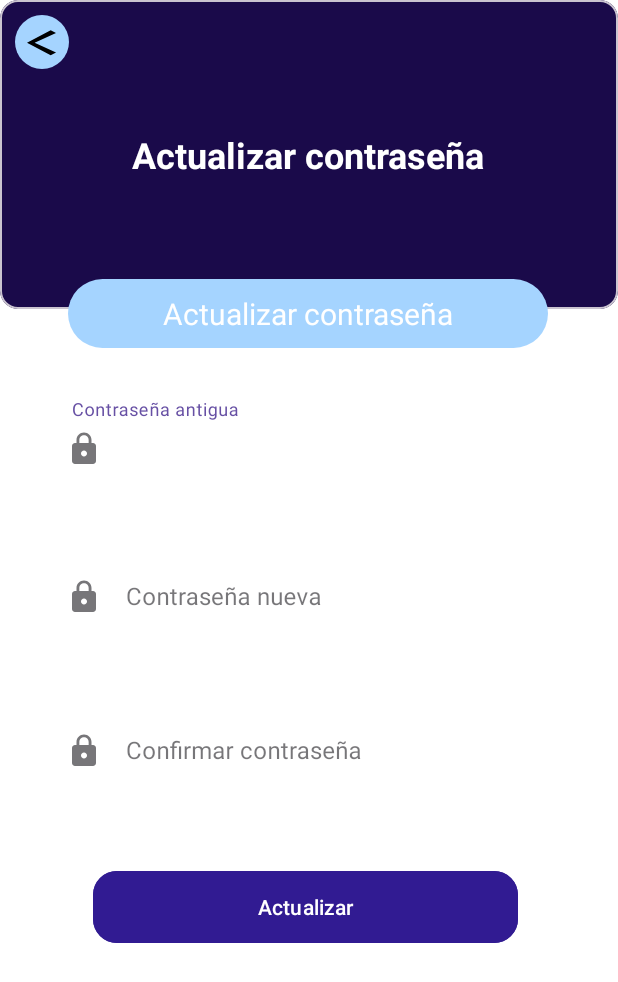
After one commit to JosehhR/AhorrApp, an Android app: the layout password_reset_screen.xml on its own in the app's theme, with its tools: preview values and no code run, on a phone screen of 412 x 824 dp. The commit adds this screen. Shown: the top 982 px of the screen. Run offline under Robolectric (Android 15) with nearby library versions, the phone set to English and light mode, and no system bars.

Commit message:
MockUps de actualizar contraseña y recuperar contraseña

```diff
--- /dev/null
+++ b/app/src/main/res/drawable/baseline_arrow_back_ios_24.xml
@@ -0,0 +1,11 @@
+<vector xmlns:android="http://schemas.android.com/apk/res/android"
+    android:height="20dp"
+    android:width="20dp"
+    android:viewportWidth="10"
+    android:viewportHeight="19"
+    android:tint="@android:color/black">
+
+    <path
+        android:fillColor="@android:color/white"
+        android:pathData="M9.67,3.87L7.9,2.1 0,10l7.9,7.9 1.77,-1.77L2.54,10z"/>
+</vector>
--- /dev/null
+++ b/app/src/main/res/layout/password_reset_screen.xml
@@ -0,0 +1,150 @@
+<?xml version="1.0" encoding="utf-8"?>
+<androidx.constraintlayout.widget.ConstraintLayout xmlns:android="http://schemas.android.com/apk/res/android"
+    xmlns:app="http://schemas.android.com/apk/res-auto" xmlns:tools="http://schemas.android.com/tools"
+    android:layout_width="match_parent"
+    android:layout_height="match_parent"
+    android:background="#FFFFFF"
+    tools:context=".LoginActivity">
+
+    <com.google.android.material.card.MaterialCardView
+        android:id="@+id/header_view"
+        android:layout_width="match_parent"
+        android:layout_height="0dp"
+        app:cardBackgroundColor="#1A0A4A"
+        app:cardElevation="0dp"
+        app:layout_constraintBottom_toBottomOf="parent"
+        app:layout_constraintEnd_toEndOf="parent"
+        app:layout_constraintHeight_percent="0.25"
+        app:layout_constraintHorizontal_bias="0.0"
+        app:layout_constraintStart_toStartOf="parent"
+        app:layout_constraintTop_toTopOf="parent"
+        app:layout_constraintVertical_bias="0.0">
+
+        <TextView
+            android:layout_width="wrap_content"
+            android:layout_height="wrap_content"
+            android:layout_gravity="center"
+            android:text="Actualizar contraseña"
+            android:textColor="@android:color/white"
+            android:textSize="24sp"
+            android:textStyle="bold"
+            tools:ignore="MissingConstraints" />
+
+        <ImageButton
+            android:layout_marginLeft="10dp"
+            android:layout_marginTop="10dp"
+            android:background="@drawable/button_background_rounded"
+            android:src="@drawable/baseline_arrow_back_ios_24"
+            android:id="@+id/button"
+            android:scaleType="centerInside"
+            android:padding="8dp"
+            android:layout_width="36dp"
+            android:layout_height="36dp" />
+
+
+    </com.google.android.material.card.MaterialCardView>
+
+    <com.google.android.material.textfield.TextInputLayout
+        android:id="@+id/old_password_input_layout"
+        style="@style/Widget.MaterialComponents.TextInputLayout.OutlinedBox"
+        android:layout_width="0dp"
+        android:layout_height="wrap_content"
+        android:layout_marginHorizontal="32dp"
+        android:hint="Contraseña antigua"
+        app:boxStrokeWidth="0dp"
+        app:boxStrokeWidthFocused="0dp"
+        app:layout_constraintBottom_toBottomOf="parent"
+        app:layout_constraintEnd_toEndOf="parent"
+        app:layout_constraintStart_toStartOf="parent"
+        app:layout_constraintTop_toTopOf="parent"
+        app:layout_constraintVertical_bias="0.349"
+        app:startIconDrawable="@drawable/ic_baseline_lock_24">
+
+        <com.google.android.material.textfield.TextInputEditText
+            android:layout_width="match_parent"
+            android:layout_height="wrap_content" />
+    </com.google.android.material.textfield.TextInputLayout>
+
+    <com.google.android.material.textfield.TextInputLayout
+        android:id="@+id/new_password_input_layout"
+        style="@style/Widget.MaterialComponents.TextInputLayout.OutlinedBox"
+        android:layout_width="0dp"
+        android:layout_height="wrap_content"
+        android:layout_marginHorizontal="32dp"
+        android:hint="Contraseña nueva"
+        app:boxStrokeWidth="0dp"
+        app:boxStrokeWidthFocused="0dp"
+        app:layout_constraintBottom_toBottomOf="parent"
+        app:layout_constraintEnd_toEndOf="parent"
+        app:layout_constraintStart_toStartOf="parent"
+        app:layout_constraintTop_toTopOf="@+id/header_view"
+        app:layout_constraintVertical_bias="0.479"
+        app:startIconDrawable="@drawable/ic_baseline_lock_24">
+
+        <com.google.android.material.textfield.TextInputEditText
+            android:layout_width="match_parent"
+            android:layout_height="wrap_content" />
+    </com.google.android.material.textfield.TextInputLayout>
+
+    <com.google.android.material.textfield.TextInputLayout
+        android:id="@+id/new_password_confirm_input_layout"
+        style="@style/Widget.MaterialComponents.TextInputLayout.OutlinedBox"
+        android:layout_width="0dp"
+        android:layout_height="wrap_content"
+        android:layout_marginHorizontal="32dp"
+        android:hint="Confirmar contraseña"
+        app:boxStrokeWidth="0dp"
+        app:boxStrokeWidthFocused="0dp"
+        app:layout_constraintBottom_toBottomOf="parent"
+        app:layout_constraintEnd_toEndOf="parent"
+        app:layout_constraintStart_toStartOf="parent"
+        app:layout_constraintTop_toTopOf="parent"
+        app:layout_constraintVertical_bias="0.613"
+        app:startIconDrawable="@drawable/ic_baseline_lock_24">
+
+        <com.google.android.material.textfield.TextInputEditText
+            android:layout_width="match_parent"
+            android:layout_height="wrap_content" />
+    </com.google.android.material.textfield.TextInputLayout>
+
+    <com.google.android.material.button.MaterialButton
+        android:id="@+id/login_button"
+        android:layout_width="283dp"
+        android:layout_height="56dp"
+        android:backgroundTint="#311B92"
+        android:text="Actualizar"
+        android:textAllCaps="false"
+        app:cornerRadius="16dp"
+        app:layout_constraintBottom_toBottomOf="parent"
+        app:layout_constraintEnd_toEndOf="parent"
+        app:layout_constraintHorizontal_bias="0.483"
+        app:layout_constraintStart_toStartOf="parent"
+        app:layout_constraintTop_toTopOf="parent"
+        app:layout_constraintVertical_bias="0.751" />
+
+    <LinearLayout
+        android:layout_width="320dp"
+        android:layout_height="46dp"
+        android:background="@drawable/button_background_rounded"
+        android:orientation="horizontal"
+        app:layout_constraintBottom_toBottomOf="parent"
+        app:layout_constraintEnd_toEndOf="parent"
+        app:layout_constraintHorizontal_bias="0.494"
+        app:layout_constraintStart_toStartOf="parent"
+        app:layout_constraintTop_toTopOf="@+id/header_view"
+        app:layout_constraintVertical_bias="0.239">
+
+        <TextView
+            android:layout_width="match_parent"
+            android:layout_height="match_parent"
+            android:gravity="center"
+            android:orientation="horizontal"
+            android:text="Actualizar contraseña"
+            android:textColor="@android:color/white"
+            android:textSize="20sp"
+            android:textStyle="normal"
+            tools:ignore="MissingConstraints" />
+    </LinearLayout>
+
+
+</androidx.constraintlayout.widget.ConstraintLayout>
```
Also changed, not shown: app/src/main/res/layout/forgot_password_screen.xml (added, +108 -0 lines), app/src/main/res/layout/present_screen_2.xml (+14 -8 lines).
